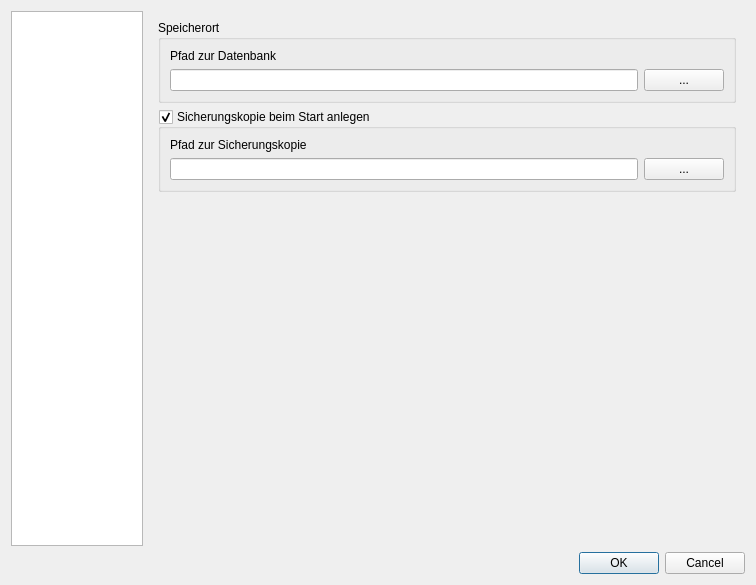
Gremmel/kleiner-brauhelfer, file source/ui/einstellungen.ui: the form before one commit.
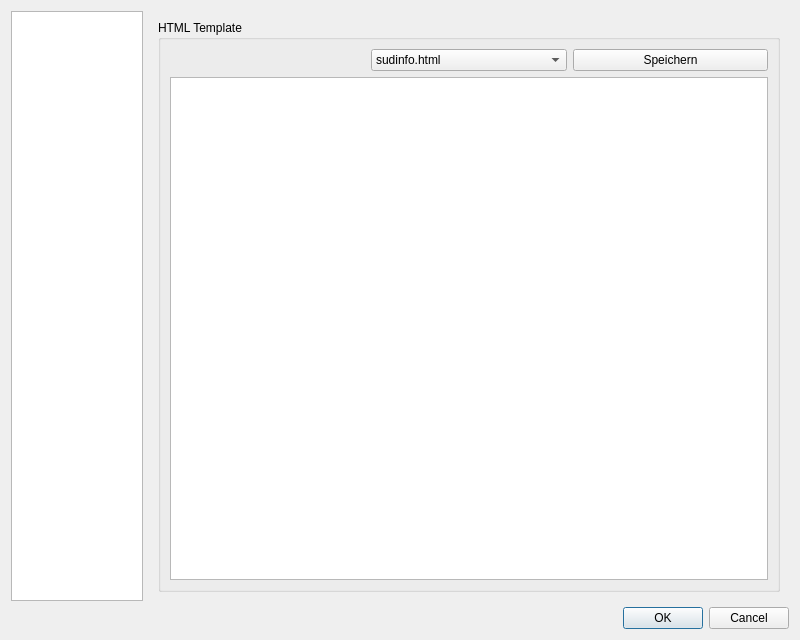
The form after the commit. The open tabs and pages were chosen to show the change.

Commit message: HTML Templates direkt unter Einstellungen editierbar

```diff
--- a/source/ui/einstellungen.ui
+++ b/source/ui/einstellungen.ui
@@ -6,8 +6,8 @@
    <rect>
     <x>0</x>
     <y>0</y>
-    <width>756</width>
-    <height>585</height>
+    <width>800</width>
+    <height>640</height>
    </rect>
   </property>
   <property name="windowTitle">
@@ -1769,6 +1769,59 @@
          </item>
         </layout>
        </widget>
+       <widget class="QWidget" name="page_HtmlTemplates">
+        <layout class="QVBoxLayout" name="verticalLayout_26">
+         <item>
+          <widget class="QGroupBox" name="groupBox_15">
+           <property name="title">
+            <string>HTML Template</string>
+           </property>
+           <layout class="QVBoxLayout" name="verticalLayout_27">
+            <item>
+             <layout class="QHBoxLayout" name="horizontalLayout_24">
+              <item>
+               <widget class="QLabel" name="label_htmltemplate">
+                <property name="text">
+                 <string notr="true"/>
+                </property>
+               </widget>
+              </item>
+              <item>
+               <widget class="QComboBox" name="comboBox_htmltemplate">
+                <item>
+                 <property name="text">
+                  <string notr="true">sudinfo.html</string>
+                 </property>
+                </item>
+                <item>
+                 <property name="text">
+                  <string notr="true">spickzettel.html</string>
+                 </property>
+                </item>
+                <item>
+                 <property name="text">
+                  <string notr="true">zusammenfassung.html</string>
+                 </property>
+                </item>
+               </widget>
+              </item>
+              <item>
+               <widget class="QPushButton" name="pushButton_htmltemplate">
+                <property name="text">
+                 <string>Speichern</string>
+                </property>
+               </widget>
+              </item>
+             </layout>
+            </item>
+            <item>
+             <widget class="QTextEdit" name="textEdit_htmltemplate"/>
+            </item>
+           </layout>
+          </widget>
+         </item>
+        </layout>
+       </widget>
       </widget>
      </item>
     </layout>
```
Left out of the diff: 8 changed lines with no effect on the pictures. The commit also changes 21 other files.
